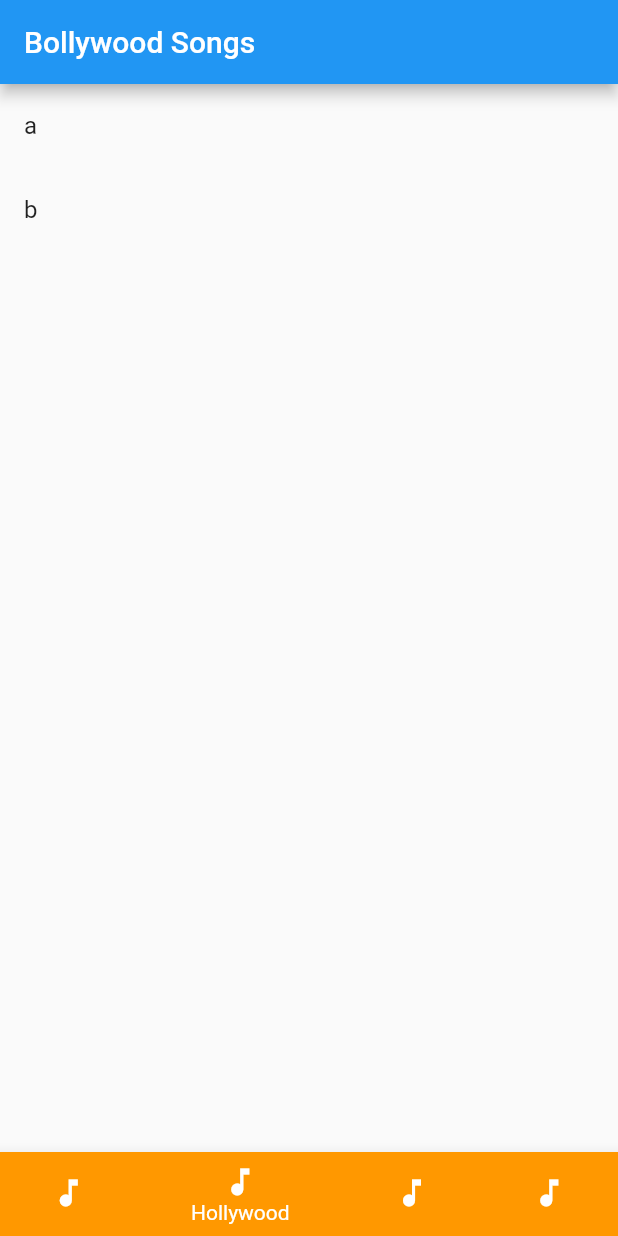
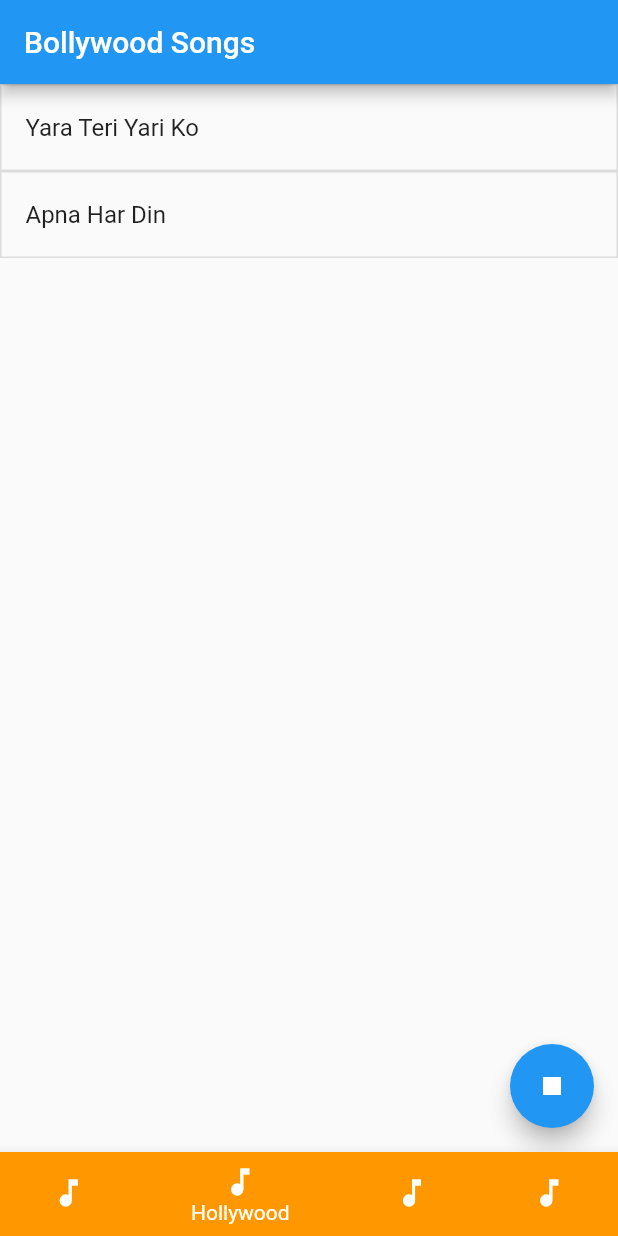
Before and after one commit to vineetkumarsharma17/flutter-music, a Flutter app: the screen it shows after launch, item 2 of the bottom bar chosen, on a phone screen of 412 x 824 dp. Run offline on Flutter 3.47's test engine with Material 2 defaults, Android fonts, the phone set to English and light mode, and no system bars; our stand-ins replace assets_audio_player.

Commit message:
Audio added commit 2

```diff
--- a/lib/bollywood.dart
+++ b/lib/bollywood.dart
@@ -1,20 +1,45 @@
 import 'package:flutter/material.dart';
+import 'package:assets_audio_player/assets_audio_player.dart';
 class Bollywood extends StatelessWidget {
-  final List song=[
-    'a',
-    'b'
+  final List songName=[
+    'Yara Teri Yari Ko',
+    'Apna Har Din'
   ];
+  final songs=[
+    "assets/audio/apna har din.mp3",
+    "assets/audio/yara teri yari.mp3"
+  ];
+
+final ap=AssetsAudioPlayer();
   @override
   Widget build(BuildContext context) {
     return Scaffold(
       appBar: AppBar(
         title: Text('Bollywood Songs'),
       ),
+      floatingActionButton: FloatingActionButton(
+        child: Icon(Icons.stop),
+        onPressed: (){
+          ap.pause();
+        },
+      ),
       body: ListView.builder(
-        itemCount: song.length,
+        itemCount: songName.length,
           itemBuilder:(context,index){
-          return ListTile(
-            title: Text(song[index]),
+          return Container(
+            //width: double.infinity,
+            decoration:BoxDecoration(
+              border: Border.all(color: Colors.black12)),
+            child: ListTile(
+              title: Text(songName[index]),
+              onTap: (){
+                ap.stop();
+                ap.open(Audio(songs[index]));
+                ap.play();
+                print(songs[index]);
+                print("Clicked");
+              },
+            ),
           );
       }),
     );
--- a/pubspec.yaml
+++ b/pubspec.yaml
@@ -28,6 +28,7 @@ dependencies:
   # The following adds the Cupertino Icons font to your application.
   # Use with the CupertinoIcons class for iOS style icons.
   cupertino_icons: ^1.0.2
+  assets_audio_player: ^3.0.3+1
 
 dev_dependencies:
   flutter_test:
@@ -45,8 +46,8 @@ flutter:
   uses-material-design: true
 
   # To add assets to your application, add an assets section, like this:
-  # assets:
-  #   - images/a_dot_burr.jpeg
+  assets:
+    - assets/audio/
   #   - images/a_dot_ham.jpeg
 
   # An image asset can refer to one or more resolution-specific "variants", see
```
Also changed, not shown: pubspec.lock, 4 other files.
